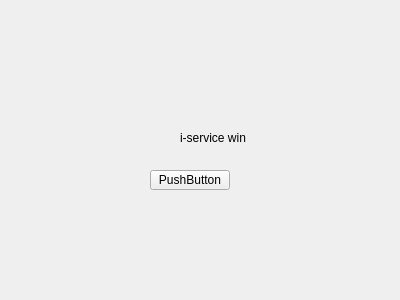
Old version of the form CaX/widget/iservicewindow.ui in the repository fsest4u/CaX_03.
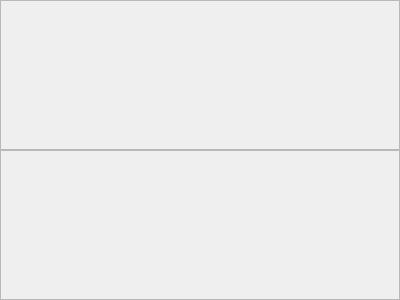
New version of the form.

```diff
--- a/CaX/widget/iservicewindow.ui
+++ b/CaX/widget/iservicewindow.ui
@@ -13,32 +13,45 @@
   <property name="windowTitle">
    <string>Form</string>
   </property>
-  <widget class="QLabel" name="label">
-   <property name="geometry">
-    <rect>
-     <x>180</x>
-     <y>130</y>
-     <width>101</width>
-     <height>16</height>
-    </rect>
+  <layout class="QVBoxLayout" name="verticalLayout">
+   <property name="spacing">
+    <number>0</number>
    </property>
-   <property name="text">
-    <string>i-service win</string>
+   <property name="leftMargin">
+    <number>0</number>
    </property>
-  </widget>
-  <widget class="QPushButton" name="pushButton">
-   <property name="geometry">
-    <rect>
-     <x>150</x>
-     <y>170</y>
-     <width>80</width>
-     <height>20</height>
-    </rect>
+   <property name="topMargin">
+    <number>0</number>
    </property>
-   <property name="text">
-    <string>PushButton</string>
+   <property name="rightMargin">
+    <number>0</number>
    </property>
-  </widget>
+   <property name="bottomMargin">
+    <number>0</number>
+   </property>
+   <item>
+    <widget class="QFrame" name="frameTop">
+     <property name="frameShape">
+      <enum>QFrame::StyledPanel</enum>
+     </property>
+     <property name="frameShadow">
+      <enum>QFrame::Raised</enum>
+     </property>
+     <layout class="QGridLayout" name="gridLayoutTop"/>
+    </widget>
+   </item>
+   <item>
+    <widget class="QFrame" name="frameBottom">
+     <property name="frameShape">
+      <enum>QFrame::StyledPanel</enum>
+     </property>
+     <property name="frameShadow">
+      <enum>QFrame::Raised</enum>
+     </property>
+     <layout class="QGridLayout" name="gridLayoutBottom"/>
+    </widget>
+   </item>
+  </layout>
  </widget>
  <resources/>
  <connections/>
```
